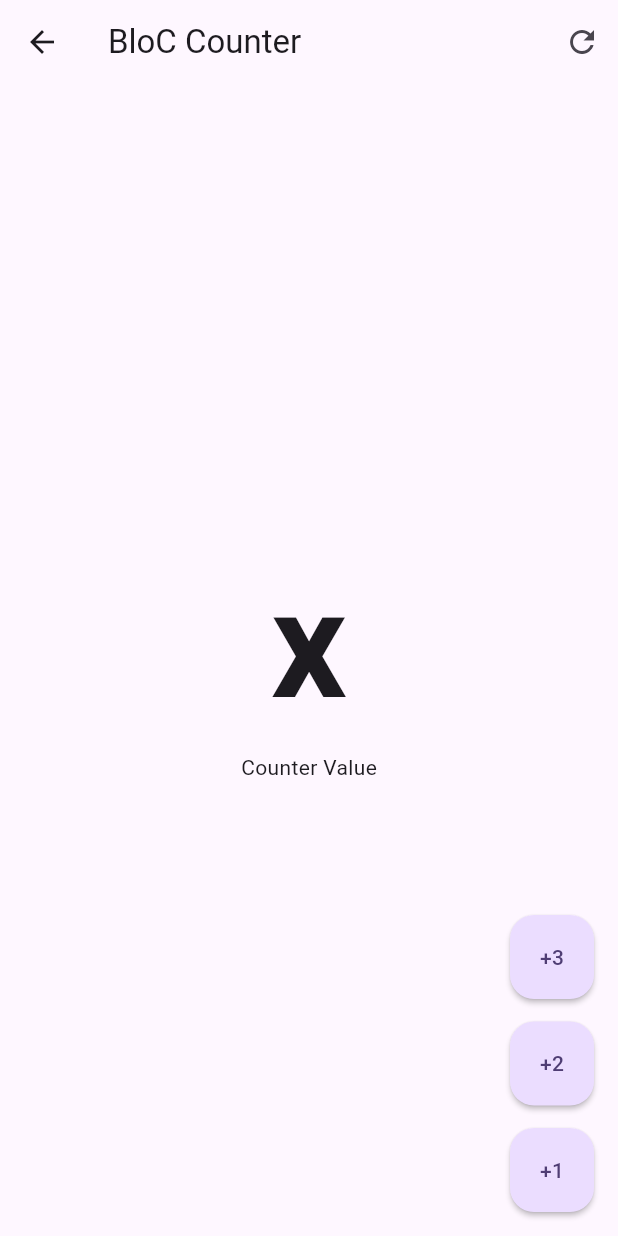
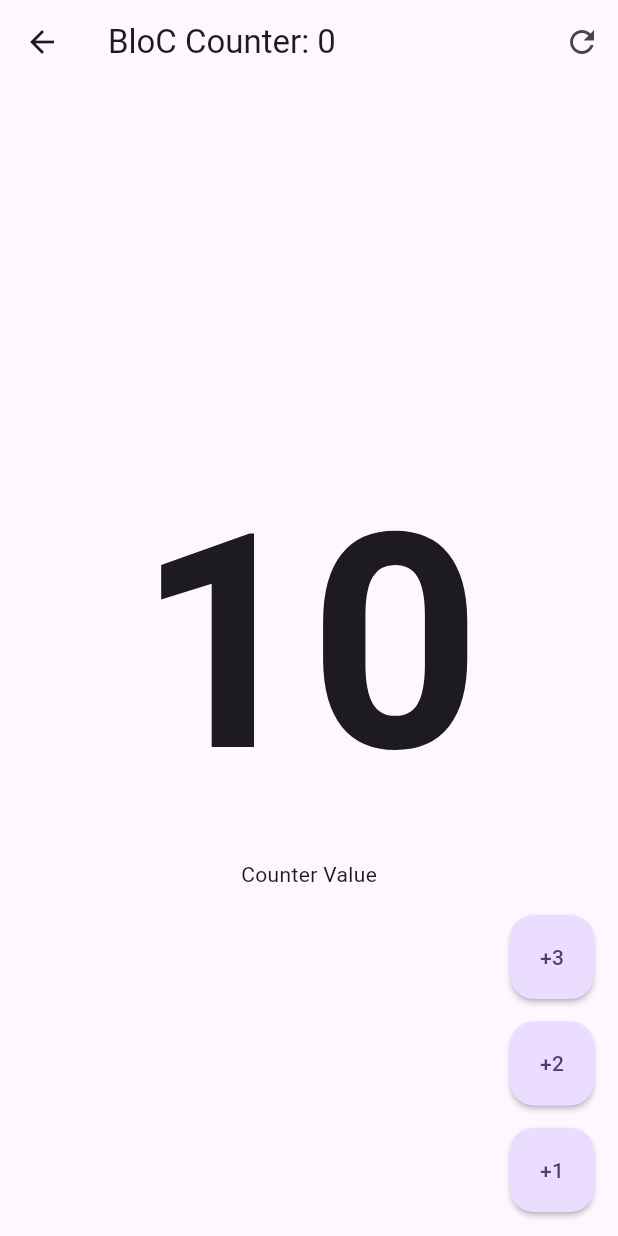
Before and after one commit to manuelsalinas-mx/Flutter-Projects, a Flutter app: the screen it shows after launch, after a tap on "BloC", on a phone screen of 412 x 824 dp. Run offline on Flutter 3.47's test engine with Material 3 defaults, Android fonts, the phone set to English and light mode, and no system bars; our stand-ins replace animate_do, card_swiper, dio, equatable, flutter_bloc, flutter_dotenv and 4 more; accounts and stored records are empty; generated files the repository leaves out were written again; network calls fail.

Commit message:
Implementations: - Cubit counter - BloC counter

```diff
--- /dev/null
+++ b/forms_app/lib/presentation/blocs/counter_bloc/counter_bloc.dart
@@ -0,0 +1,28 @@
+import 'package:flutter_bloc/flutter_bloc.dart';
+import 'package:equatable/equatable.dart';
+
+part 'counter_event.dart';
+part 'counter_state.dart';
+
+class CounterBloc extends Bloc<CounterEvent, CounterState> {
+  CounterBloc() : super(const CounterState()) {
+    // * Forma 1 tradicional
+    // on<CounterIncreased>((event, emit) {
+    //   _onCounterIncrease(event, emit);
+    // });
+
+    // * Forma 2 de mandar solo la referencia
+    on<CounterIncreased>(_onCounterIncreased);
+    on<CounterReset>(_onCounterReset);
+  }
+
+  void _onCounterIncreased(CounterIncreased event, Emitter<CounterState> emit) {
+    emit(state.copyWith(
+        counter: state.counter + event.valor,
+        transactionCount: state.transactionCount + 1));
+  }
+
+  void _onCounterReset(CounterReset event, Emitter<CounterState> emit) {
+    emit(state.copyWith(counter: 0));
+  }
+}
--- /dev/null
+++ b/forms_app/lib/presentation/blocs/counter_bloc/counter_event.dart
@@ -0,0 +1,13 @@
+part of 'counter_bloc.dart';
+
+abstract class CounterEvent {
+  const CounterEvent();
+}
+
+class CounterIncreased extends CounterEvent {
+  final int valor;
+
+  const CounterIncreased(this.valor);
+}
+
+class CounterReset extends CounterEvent {}
--- /dev/null
+++ b/forms_app/lib/presentation/blocs/counter_bloc/counter_state.dart
@@ -0,0 +1,16 @@
+part of 'counter_bloc.dart';
+
+class CounterState extends Equatable {
+  final int counter;
+  final int transactionCount;
+
+  const CounterState({this.counter = 10, this.transactionCount = 0});
+
+  CounterState copyWith({ int? counter, int? transactionCount}) => CounterState(
+    counter: counter ?? this.counter,
+    transactionCount: transactionCount ?? this.transactionCount
+  );
+
+  @override
+  List<Object> get props => [counter, transactionCount];
+}
--- /dev/null
+++ b/forms_app/lib/presentation/blocs/counter_cubit/counter_state.dart
@@ -0,0 +1,15 @@
+part of 'counter_cubit.dart';
+
+class CounterState extends Equatable {
+  final int counter;
+  final int transactionCount;
+
+  const CounterState({this.counter = 0, this.transactionCount = 0});
+
+  copyWith({int? counter, int? transactionCount}) => CounterState(
+      counter: counter ?? this.counter,
+      transactionCount: transactionCount ?? this.transactionCount);
+
+  @override
+  List<Object> get props => [counter, transactionCount];
+}
--- a/forms_app/lib/presentation/screens/home/bloc_counter_screen.dart
+++ b/forms_app/lib/presentation/screens/home/bloc_counter_screen.dart
@@ -1,25 +1,55 @@
 import 'package:flutter/material.dart';
+import 'package:flutter_bloc/flutter_bloc.dart';
+import 'package:forms_app/presentation/blocs/counter_bloc/counter_bloc.dart';
 
 class BlocCounterScreen extends StatelessWidget {
   const BlocCounterScreen({super.key});
 
   @override
   Widget build(BuildContext context) {
-     return Scaffold(
+    return BlocProvider(
+      create: (context) => CounterBloc(),
+      child: const BlocCounterView(),
+    );
+  }
+}
+
+class BlocCounterView extends StatelessWidget {
+  const BlocCounterView({
+    super.key,
+  });
+
+  // Local Increase & Reset methods
+  void increaseCounterBy(BuildContext context, [int value = 1]) {
+    context.read<CounterBloc>().add(CounterIncreased(value));
+  }
+
+  void resetCounter(BuildContext context) {
+    context.read<CounterBloc>().add(CounterReset());
+  }
+
+  @override
+  Widget build(BuildContext context) {
+    return Scaffold(
       appBar: AppBar(
-        title: const Text('BloC Counter'),
-         actions: [
-          IconButton(onPressed: (){}, icon: const Icon(Icons.refresh)),
+        title: context.select((CounterBloc counterBloc) => Text('BloC Counter: ${counterBloc.state.transactionCount}')) ,
+        actions: [
+          IconButton(
+            onPressed: () => resetCounter(context),
+            icon: const Icon(Icons.refresh)),
         ],
       ),
-      body: const Center(
+      body: Center(
           child: Column(
         crossAxisAlignment: CrossAxisAlignment.center,
         mainAxisAlignment: MainAxisAlignment.center,
         children: [
-          Text('x',
-              style: TextStyle(fontSize: 100, fontWeight: FontWeight.w700)),
-          Text('Counter Value'),
+          context.select(
+            (CounterBloc counterBloc) => Text('${counterBloc.state.counter}',
+                style: const TextStyle(
+                    fontSize: 200, fontWeight: FontWeight.w700)),
+          ),
+          const Text('Counter Value'),
         ],
       )),
       floatingActionButton: Column(
@@ -29,19 +59,19 @@ class BlocCounterScreen extends StatelessWidget {
               heroTag: '1',
               elevation: 1.5,
               child: const Text('+3'),
-              onPressed: () {}),
+              onPressed: () => increaseCounterBy(context, 3)),
           const SizedBox(height: 15),
           FloatingActionButton(
               heroTag: '2',
               elevation: 1.5,
               child: const Text('+2'),
-              onPressed: () {}),
+              onPressed: () => increaseCounterBy(context, 2)),
           const SizedBox(height: 15),
           FloatingActionButton(
               heroTag: '3',
               elevation: 1.5,
               child: const Text('+1'),
-              onPressed: () {}),
+              onPressed: () => increaseCounterBy(context)),
         ],
       ),
     );
--- a/forms_app/pubspec.yaml
+++ b/forms_app/pubspec.yaml
@@ -7,8 +7,10 @@ environment:
   sdk: '>=3.2.0 <4.0.0'
 
 dependencies:
+  equatable: ^2.0.5
   flutter:
     sdk: flutter
+  flutter_bloc: ^8.1.3
   go_router: ^13.0.0
 
 dev_dependencies:
```
Also changed, not shown: forms_app/lib/presentation/blocs/counter_cubit/counter_cubit.dart (added, +21 -0 lines), forms_app/lib/presentation/screens/home/cubit_counter_screen.dart (+44 -13 lines), forms_app/pubspec.lock.
